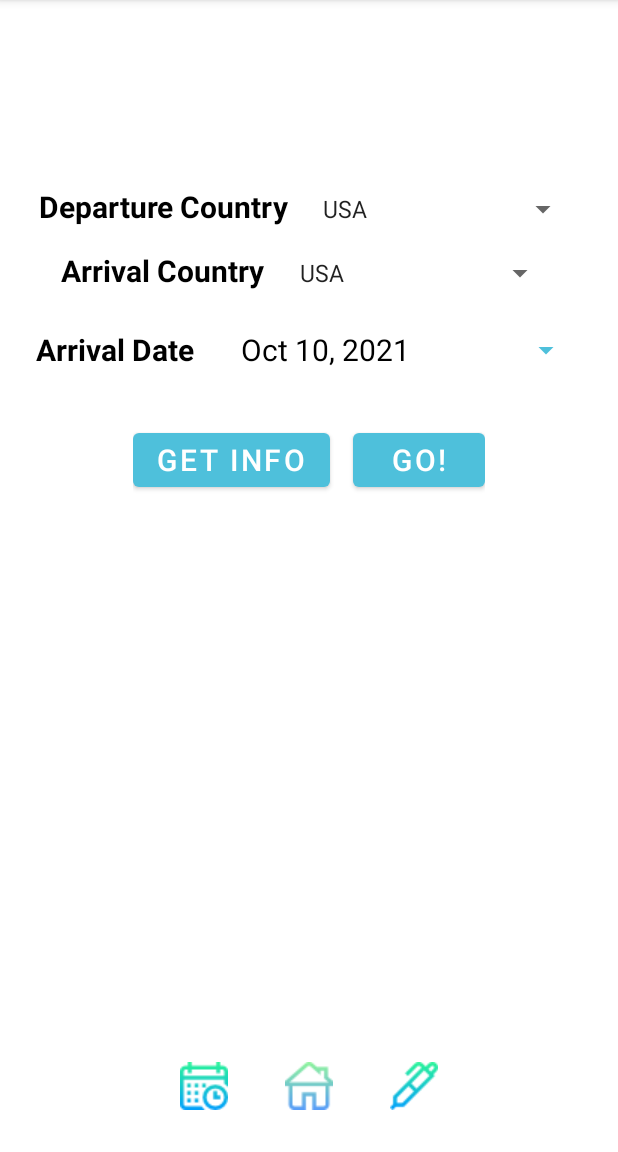
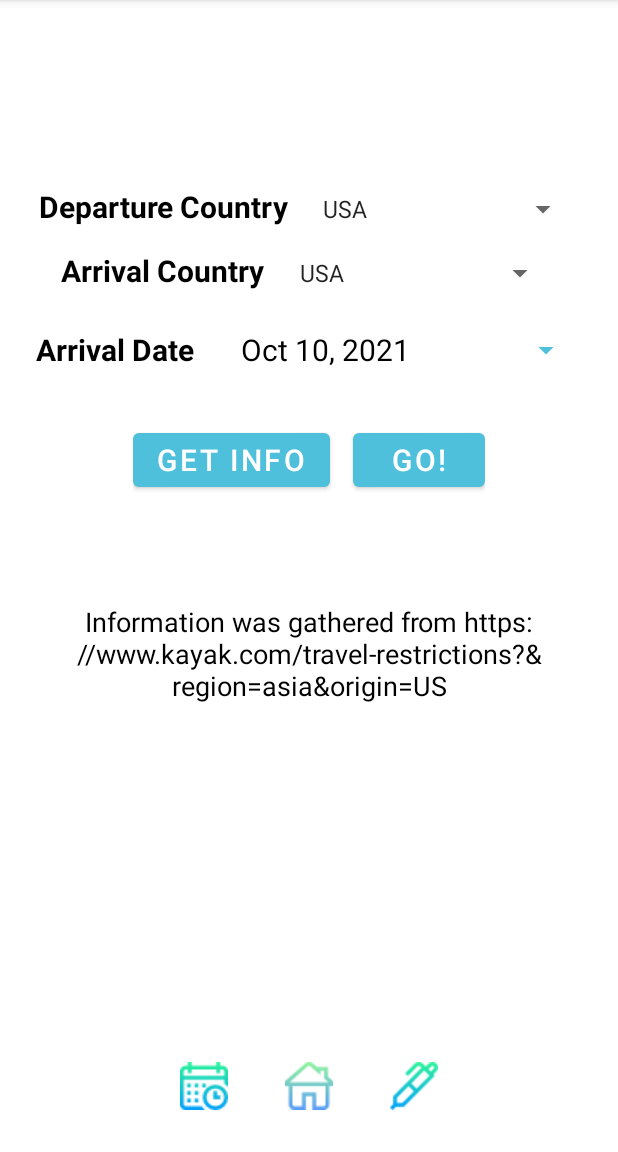
Before and after one commit to harshitabha/Covi-lender, an Android app: the ChooseActivity screen opened directly, with no data from a screen before it, after a tap on "GET INFO", on a phone screen of 412 x 824 dp, the part 84-1236 px from its top. Run offline under Robolectric (Android 15) with nearby library versions, the phone set to English and light mode, and no system bars.

```diff
--- a/TravelBan/app/src/main/java/com/example/travelban/ChooseActivity.java
+++ b/TravelBan/app/src/main/java/com/example/travelban/ChooseActivity.java
@@ -160,7 +160,7 @@ public class ChooseActivity
                 ""};
 
         String[][] countries = {US, UK, India, China, Japan};
-        infoCard.setText(countries[countryA][countryB]);
+        infoCard.setText(countries[countryA][countryB] + "\nInformation was gathered from https://www.kayak.com/travel-restrictions?&region=asia&origin=US");
 
     }
 
```
